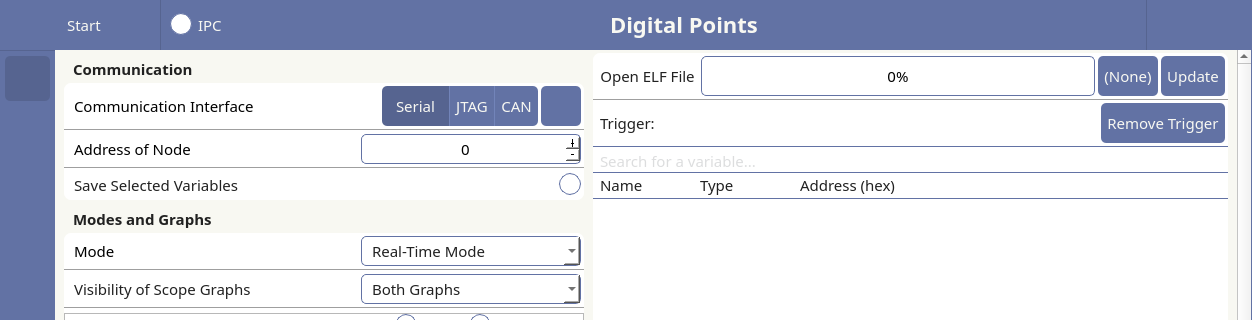
First picture: the form in client/view/ui_form_main.ui, repository jankinjack/digital-points, before the edit; both pictures show x 0 to 1252 and y 0 to 320 of the 1252 by 772 pixel window.
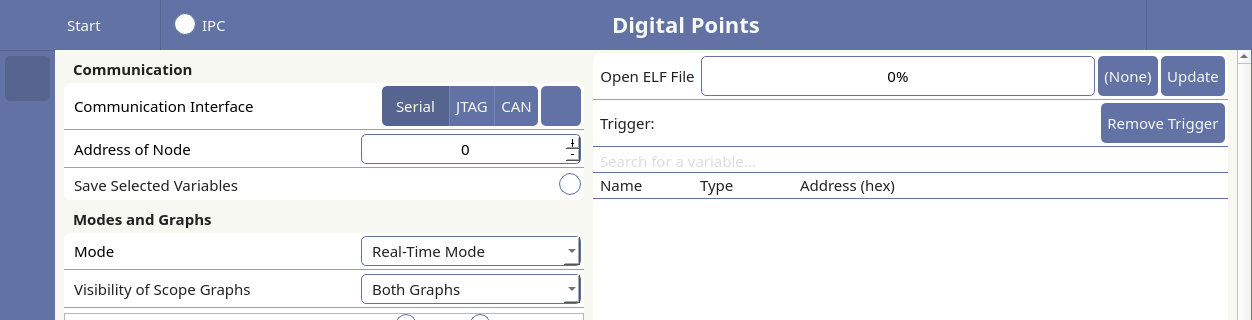
Second picture: the form after the edit. The open tabs and pages were chosen to show the change. Icons and pictures are not drawn. Custom widgets are drawn as their Qt base class.

Commit message: fix: adjust spacer size in main form

The edit to the form file:
```diff
--- a/client/view/ui_form_main.ui
+++ b/client/view/ui_form_main.ui
@@ -7005,7 +7005,7 @@
                </property>
                <property name="sizeHint" stdset="0">
                 <size>
-                 <width>10</width>
+                 <width>14</width>
                  <height>20</height>
                 </size>
                </property>
```
Left out of the diff: 2 changed lines with no effect on the pictures. The commit also changes 1 other file.
